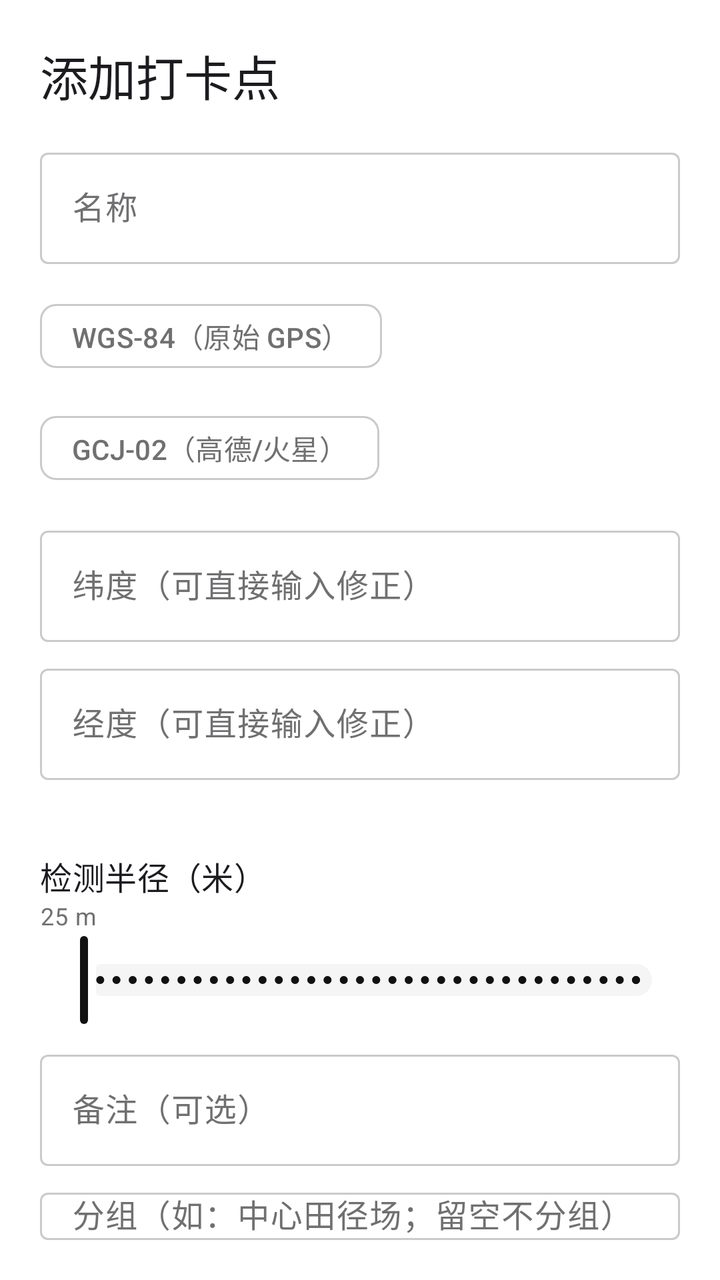
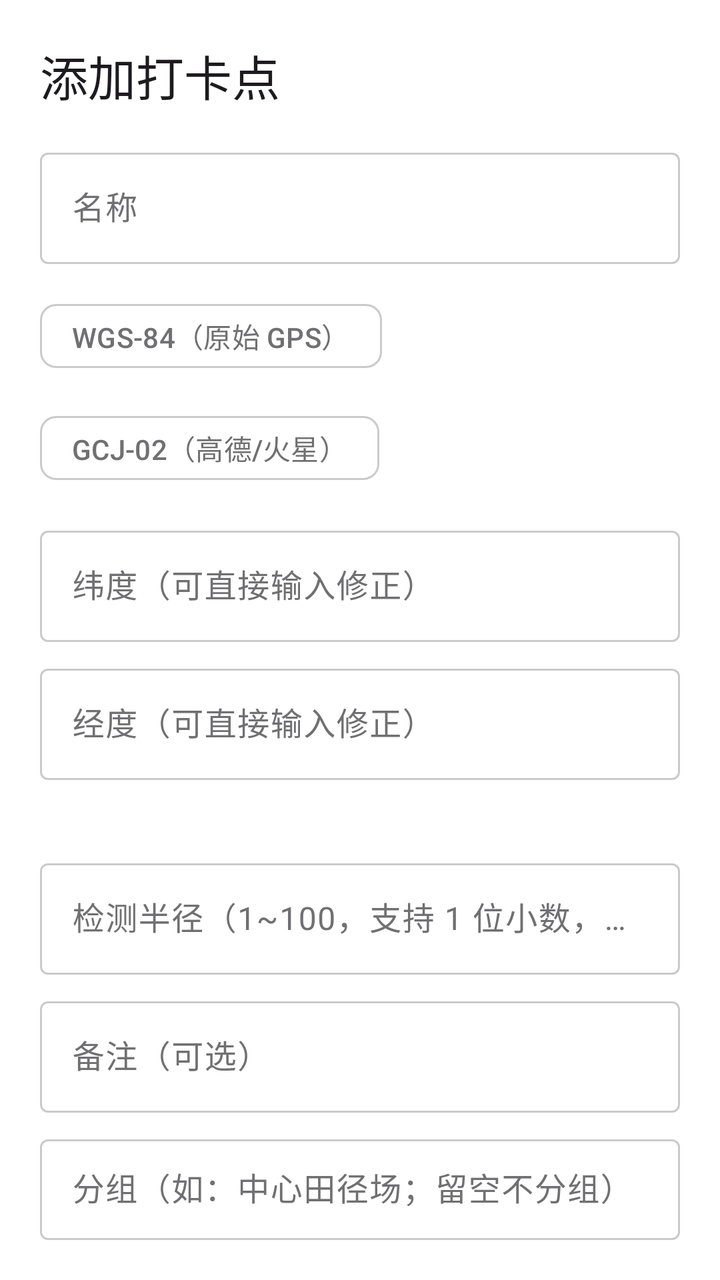

The first picture is an Android layout as it rendered before a commit; the second is the same layout after the commit. The layout source and the unified diff follow.
<!-- AndroidManifest.xml: application theme Theme.RunMate -->
<!-- res/layout/sheet_checkpoint.xml -->
<?xml version="1.0" encoding="utf-8"?>
<LinearLayout xmlns:android="http://schemas.android.com/apk/res/android"
    xmlns:app="http://schemas.android.com/apk/res-auto"
    android:layout_width="match_parent"
    android:layout_height="wrap_content"
    android:orientation="vertical"
    android:padding="20dp">

    <TextView
        android:id="@+id/tvSheetTitle"
        android:layout_width="match_parent"
        android:layout_height="wrap_content"
        android:textAppearance="?attr/textAppearanceHeadlineSmall"
        android:text="@string/add_point" />

    <com.google.android.material.textfield.TextInputLayout
        android:id="@+id/tilCpName"
        android:layout_width="match_parent"
        android:layout_height="wrap_content"
        android:layout_marginTop="16dp"
        android:hint="@string/cp_name">
        <com.google.android.material.textfield.TextInputEditText
            android:id="@+id/etCpName"
            android:layout_width="match_parent"
            android:layout_height="wrap_content" />
    </com.google.android.material.textfield.TextInputLayout>

    <com.google.android.material.chip.ChipGroup
        android:id="@+id/chipsCoord"
        android:layout_width="wrap_content"
        android:layout_height="wrap_content"
        android:layout_marginTop="12dp"
        app:singleSelection="true"
        app:selectionRequired="true">
        <com.google.android.material.chip.Chip
            android:id="@+id/chipWgs" style="@style/Widget.Material3.Chip.Filter"
            android:layout_width="wrap_content" android:layout_height="wrap_content"
            android:checkable="true" android:text="@string/coord_wgs" />
        <com.google.android.material.chip.Chip
            android:id="@+id/chipGcj" style="@style/Widget.Material3.Chip.Filter"
            android:layout_width="wrap_content" android:layout_height="wrap_content"
            android:text="@string/coord_gcj" />
    </com.google.android.material.chip.ChipGroup>

    <com.google.android.material.textfield.TextInputLayout
        android:id="@+id/tilLat" android:layout_width="match_parent"
        android:layout_height="wrap_content" android:layout_marginTop="12dp"
        android:hint="纬度（可直接输入修正）">
        <com.google.android.material.textfield.TextInputEditText
            android:id="@+id/etLat" android:layout_width="match_parent" android:layout_height="wrap_content"
            android:inputType="numberDecimal|numberSigned" />
    </com.google.android.material.textfield.TextInputLayout>

    <com.google.android.material.textfield.TextInputLayout
        android:id="@+id/tilLon" android:layout_width="match_parent"
        android:layout_height="wrap_content" android:layout_marginTop="8dp"
        android:hint="经度（可直接输入修正）">
        <com.google.android.material.textfield.TextInputEditText
            android:id="@+id/etLon" android:layout_width="match_parent" android:layout_height="wrap_content"
            android:inputType="numberDecimal|numberSigned" />
    </com.google.android.material.textfield.TextInputLayout>

    <TextView
        android:id="@+id/tvSheetCoords"
        android:layout_width="match_parent"
        android:layout_height="wrap_content"
        android:layout_marginTop="8dp"
        android:textAppearance="?attr/textAppearanceBodySmall"
        android:fontFamily="monospace"
        android:textColor="?attr/colorOnSurfaceVariant"
        android:text="" />

    <TextView
        android:layout_width="match_parent"
        android:layout_height="wrap_content"
        android:layout_marginTop="12dp"
        android:textAppearance="?attr/textAppearanceTitleMedium"
        android:text="@string/cp_radius" />

    <TextView
        android:id="@+id/tvSheetRadius"
        android:layout_width="match_parent"
        android:layout_height="wrap_content"
        android:textAppearance="?attr/textAppearanceBodySmall"
        android:textColor="?attr/colorOnSurfaceVariant"
        android:text="25 m" />

    
    <com.google.android.material.slider.Slider
        android:id="@+id/sliderSheetRadius"
        android:layout_width="match_parent"
        android:layout_height="wrap_content"
        android:valueFrom="1" android:valueTo="100" android:stepSize="1" />

    <com.google.android.material.textfield.TextInputLayout
        android:id="@+id/tilCpNote" android:layout_width="match_parent"
        android:layout_height="wrap_content" android:layout_marginTop="8dp"
        android:hint="@string/cp_note">
        <com.google.android.material.textfield.TextInputEditText
            android:id="@+id/etCpNote" android:layout_width="match_parent"
            android:layout_height="wrap_content" />
    </com.google.android.material.textfield.TextInputLayout>

    
    <com.google.android.material.textfield.TextInputLayout
        android:id="@+id/tilCpGroup" android:layout_width="match_parent"
        android:layout_height="wrap_content" android:layout_marginTop="8dp"
        android:hint="@string/cp_group">
        <com.google.android.material.textfield.TextInputEditText
            android:id="@+id/etCpGroup" android:layout_width="match_parent"
            android:layout_height="wrap_content" android:inputType="text" android:maxLines="1" />
    </com.google.android.material.textfield.TextInputLayout>

    <LinearLayout
        android:layout_width="match_parent"
        android:layout_height="wrap_content"
        android:layout_marginTop="16dp"
        android:orientation="horizontal">

        <com.google.android.material.button.MaterialButton
            android:id="@+id/btnSheetDelete"
            style="?attr/materialButtonOutlinedStyle"
            android:layout_width="0dp"
            android:layout_weight="1"
            android:layout_height="wrap_content"
            android:text="@string/delete"
            android:visibility="gone" />

        <com.google.android.material.button.MaterialButton
            android:id="@+id/btnSheetSave"
            style="@style/Widget.RunMate.PillButton"
            android:layout_width="0dp"
            android:layout_weight="2"
            android:layout_height="wrap_content"
            android:layout_marginStart="12dp"
            android:text="@string/save" />
    </LinearLayout>
</LinearLayout>
<!-- resources referenced by this layout -->
<resources>
  <string name="add_point">添加打卡点</string>
  <string name="coord_gcj">GCJ-02（高德/火星）</string>
  <string name="coord_wgs">WGS-84（原始 GPS）</string>
  <string name="cp_group">分组（如：中心田径场；留空不分组）</string>
  <string name="cp_name">名称</string>
  <string name="cp_note">备注（可选）</string>
  <string name="cp_radius">检测半径（米）</string>
  <string name="delete">删除</string>
  <string name="save">保存</string>
  <style name="Widget.RunMate.PillButton" parent="Widget.Material3.Button">
          <item name="shapeAppearanceOverlay">@style/ShapeAppearance.RunMate.Pill</item>
          <item name="android:minHeight">56dp</item>
          <item name="android:textSize">16sp</item>
          <item name="android:letterSpacing">0.08</item>
          <item name="android:textStyle">bold</item>
          <item name="android:paddingStart">28dp</item>
          <item name="android:paddingEnd">28dp</item>
      </style>
  <style name="ShapeAppearance.RunMate.Pill" parent="">
          <item name="cornerFamily">rounded</item>
          <item name="cornerSize">999dp</item>
      </style>
  <color name="md_primary">#FF111111</color>
  <color name="md_on_primary">#FFFFFFFF</color>
  <color name="md_primary_container">#FFE5E5E5</color>
  <color name="md_on_primary_container">#FF111111</color>
  <color name="md_secondary">#FF39393B</color>
  <color name="md_on_secondary">#FFFFFFFF</color>
  <color name="md_secondary_container">#FFF5F5F5</color>
  <color name="md_on_secondary_container">#FF39393B</color>
  <color name="md_tertiary">#FF1151FF</color>
  <color name="md_on_tertiary">#FFFFFFFF</color>
  <color name="md_tertiary_container">#FFD6E2FF</color>
  <color name="md_on_tertiary_container">#FF00308F</color>
  <color name="md_error">#FFD30005</color>
  <color name="md_on_error">#FFFFFFFF</color>
  <color name="md_error_container">#FFFFDAD4</color>
  <color name="md_on_error_container">#FF780700</color>
  <color name="md_background">#FFFFFFFF</color>
  <color name="md_on_background">#FF111111</color>
  <color name="md_surface">#FFFFFFFF</color>
  <color name="md_on_surface">#FF111111</color>
  <color name="md_surface_variant">#FFF5F5F5</color>
  <color name="md_on_surface_variant">#FF707072</color>
  <color name="md_outline">#FFCACACB</color>
  <color name="md_outline_variant">#FFE5E5E5</color>
  <!-- unchanged entries left out for length: 1 -->
</resources>

<!-- the commit's change to res/layout/sheet_checkpoint.xml (unified diff, before → after) -->
@@ -70,27 +70,22 @@
         android:textColor="?attr/colorOnSurfaceVariant"
         android:text="" />
 
-    <TextView
+    
+    <com.google.android.material.textfield.TextInputLayout
+        android:id="@+id/tilCpRadius"
         android:layout_width="match_parent"
         android:layout_height="wrap_content"
         android:layout_marginTop="12dp"
-        android:textAppearance="?attr/textAppearanceTitleMedium"
-        android:text="@string/cp_radius" />
-
-    <TextView
-        android:id="@+id/tvSheetRadius"
-        android:layout_width="match_parent"
-        android:layout_height="wrap_content"
-        android:textAppearance="?attr/textAppearanceBodySmall"
-        android:textColor="?attr/colorOnSurfaceVariant"
-        android:text="25 m" />
-
-    
-    <com.google.android.material.slider.Slider
-        android:id="@+id/sliderSheetRadius"
-        android:layout_width="match_parent"
-        android:layout_height="wrap_content"
-        android:valueFrom="1" android:valueTo="100" android:stepSize="1" />
+        app:suffixText="m"
+        android:hint="@string/cp_radius_hint">
+        <com.google.android.material.textfield.TextInputEditText
+            android:id="@+id/etCpRadius"
+            android:layout_width="match_parent"
+            android:layout_height="wrap_content"
+            android:inputType="numberDecimal"
+            android:maxLength="6"
+            android:singleLine="true" />
+    </com.google.android.material.textfield.TextInputLayout>
 
     <com.google.android.material.textfield.TextInputLayout
         android:id="@+id/tilCpNote" android:layout_width="match_parent"
<!-- resource entries referenced after the edit -->
@@ -6,7 +6,7 @@
   <string name="cp_group">分组（如：中心田径场；留空不分组）</string>
   <string name="cp_name">名称</string>
   <string name="cp_note">备注（可选）</string>
-  <string name="cp_radius">检测半径（米）</string>
+  <string name="cp_radius_hint">检测半径（1~100，支持 1 位小数，单位米）</string>
   <string name="delete">删除</string>
   <string name="save">保存</string>
   <style name="Widget.RunMate.PillButton" parent="Widget.Material3.Button">
